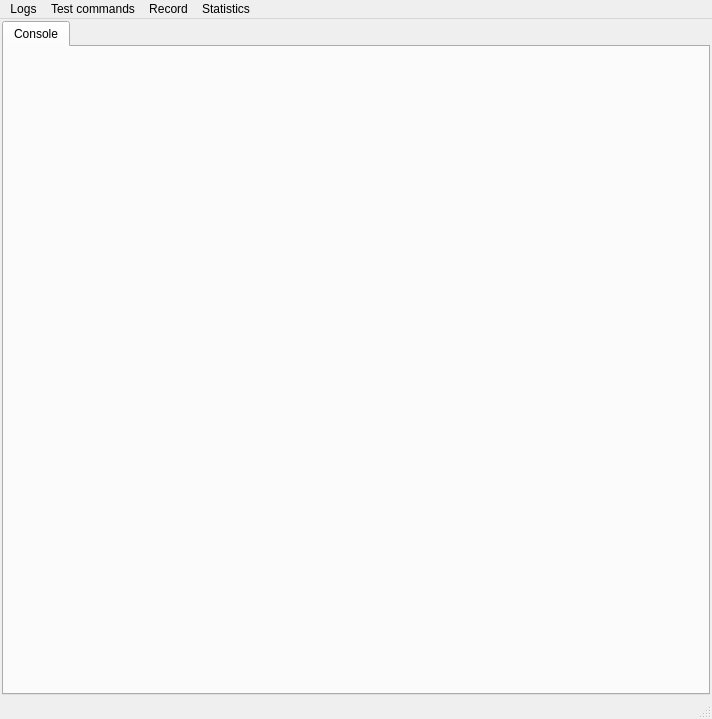
The window that mainwindow.ui (M25Racer/SBC_App) describes before a commit, drawn with Qt 5.
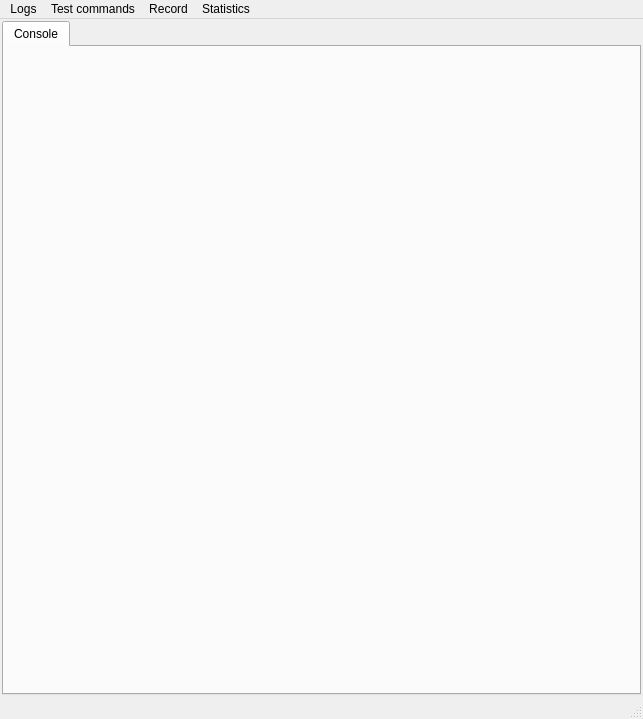
The same window after the commit.

Commit message: Write filter logs to file only

Patch:
```diff
--- a/mainwindow.ui
+++ b/mainwindow.ui
@@ -9,7 +9,7 @@
    <rect>
     <x>0</x>
     <y>0</y>
-    <width>712</width>
+    <width>643</width>
     <height>719</height>
    </rect>
   </property>
@@ -61,7 +61,7 @@
     <rect>
      <x>0</x>
      <y>0</y>
-     <width>712</width>
+     <width>643</width>
      <height>29</height>
     </rect>
    </property>
```
The commit also changes 2 other files.
